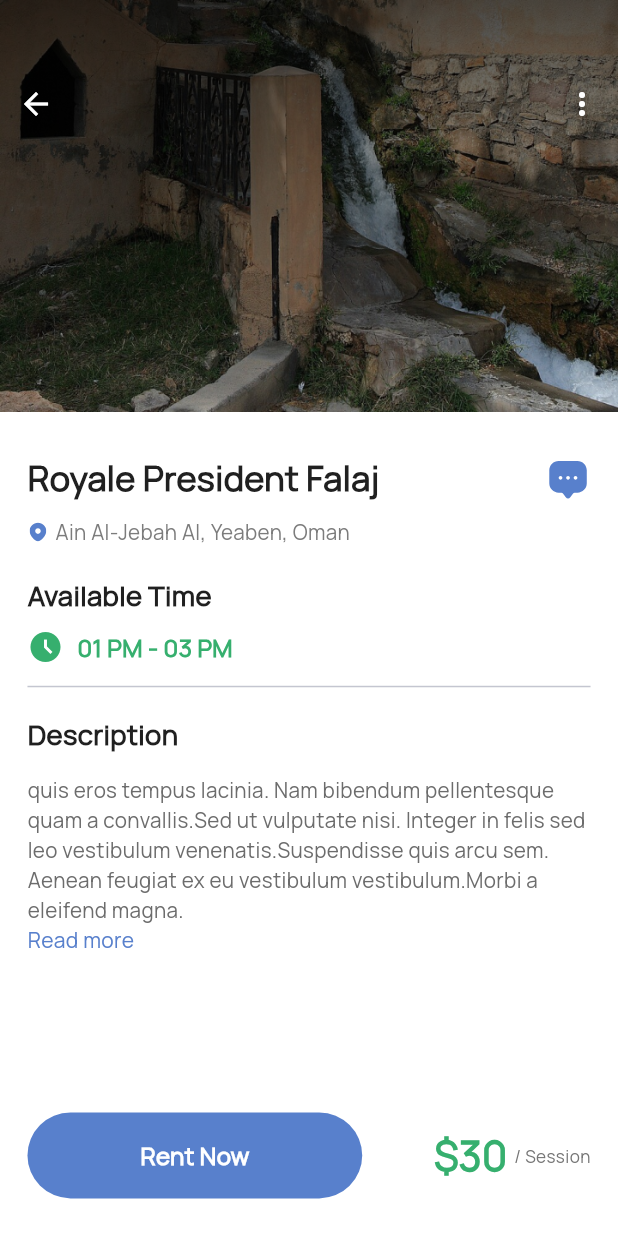
After one commit to Sayeed-Maheen/Falaj-User-App, a Flutter app: the FalajDetailsScreen screen opened directly, on a phone screen of 412 x 824 dp. The commit adds this screen. Run offline on Flutter 3.47's test engine with Material 2 defaults, Android fonts, the phone set to English and light mode, and no system bars; our stand-ins replace dotted_border, dropdown_button2, file_picker, flutter_screenutil, flutter_svg, flutter_switch and 2 more; accounts and stored records are empty.

Commit message:
19.08.23

```diff
--- /dev/null
+++ b/lib/screens/falaj_details_screen.dart
@@ -0,0 +1,226 @@
+import 'package:falaj_user_app/utils/app_colors.dart';
+import 'package:flutter/material.dart';
+import 'package:flutter_screenutil/flutter_screenutil.dart';
+import 'package:flutter_svg/svg.dart';
+
+class FalajDetailsScreen extends StatefulWidget {
+  const FalajDetailsScreen({Key? key}) : super(key: key);
+
+  @override
+  State<FalajDetailsScreen> createState() => _FalajDetailsScreenState();
+}
+
+class _FalajDetailsScreenState extends State<FalajDetailsScreen> {
+  bool showFullText = false;
+  @override
+  Widget build(BuildContext context) {
+    const String initialText =
+        "quis eros tempus lacinia. Nam bibendum pellentesque quam a convallis."
+        "Sed ut vulputate nisi. Integer in felis sed leo vestibulum venenatis."
+        "Suspendisse quis arcu sem. Aenean feugiat ex eu vestibulum vestibulum."
+        "Morbi a eleifend magna.";
+
+    const String remainingText =
+        "Suspendisse quis arcu sem. Aenean feugiat ex eu vestibulum vestibulum. Morbi a eleifend magna.";
+
+    return Scaffold(
+      backgroundColor: AppColors.colorWhiteHighEmp,
+      body: Column(
+        children: [
+          Stack(
+            children: [
+              Image.asset(
+                "assets/images/falaj_details_image.png",
+                height: 230.h,
+                width: double.infinity,
+                fit: BoxFit.fill,
+              ),
+              Positioned(
+                  top: 45,
+                  child: IconButton(
+                    onPressed: () => Navigator.pop(context),
+                    icon: const Icon(
+                      Icons.arrow_back,
+                      color: AppColors.colorWhiteHighEmp,
+                    ),
+                  )),
+              Positioned(
+                top: 45,
+                right: 0,
+                child: IconButton(
+                  onPressed: () {},
+                  icon: const Icon(
+                    Icons.more_vert,
+                    color: AppColors.colorWhiteHighEmp,
+                  ),
+                ),
+              ),
+            ],
+          ),
+          Expanded(
+            child: ListView(
+                padding: REdgeInsets.symmetric(horizontal: 16, vertical: 24),
+                children: [
+                  Row(
+                    mainAxisAlignment: MainAxisAlignment.spaceBetween,
+                    crossAxisAlignment: CrossAxisAlignment.center,
+                    children: [
+                      Text(
+                        "Royale President Falaj",
+                        style: TextStyle(
+                          fontSize: 20.sp,
+                          fontWeight: FontWeight.w800,
+                          color: AppColors.colorBlackHighEmp,
+                        ),
+                      ),
+                      Padding(
+                        padding: REdgeInsets.only(top: 2),
+                        child: InkWell(
+                          onTap: () {},
+                          child: SvgPicture.asset(
+                            "assets/images/message.svg",
+                            height: 30,
+                            width: 30,
+                          ),
+                        ),
+                      ),
+                    ],
+                  ),
+                  SizedBox(height: 8.h),
+                  Row(
+                    children: [
+                      SvgPicture.asset(
+                        "assets/images/location.svg",
+                        height: 13,
+                        width: 14,
+                      ),
+                      SizedBox(width: 4.w),
+                      Text(
+                        "Ain Al-Jebah Al, Yeaben, Oman",
+                        style: TextStyle(
+                          fontSize: 12.sp,
+                          fontWeight: FontWeight.w400,
+                          color: AppColors.colorLocation,
+                        ),
+                      ),
+                    ],
+                  ),
+                  SizedBox(height: 16.h),
+                  Text(
+                    "Available Time",
+                    style: TextStyle(
+                      fontSize: 16.sp,
+                      fontWeight: FontWeight.w700,
+                      color: AppColors.colorBlackHighEmp,
+                    ),
+                  ),
+                  SizedBox(height: 8.h),
+                  Row(
+                    children: [
+                      const Icon(
+                        Icons.access_time_filled,
+                        color: AppColors.colorGreen,
+                        size: 24,
+                      ),
+                      SizedBox(width: 8.w),
+                      Text(
+                        "01 PM - 03 PM",
+                        style: TextStyle(
+                          fontSize: 14.sp,
+                          fontWeight: FontWeight.w600,
+                          color: AppColors.colorGreen,
+                        ),
+                      ),
+                    ],
+                  ),
+                  Padding(
+                    padding: REdgeInsets.only(top: 12, bottom: 16),
+                    child: Divider(height: 1.h),
+                  ),
+                  Text(
+                    "Description",
+                    style: TextStyle(
+                      fontSize: 16.sp,
+                      fontWeight: FontWeight.w700,
+                      color: AppColors.colorBlackHighEmp,
+                    ),
+                  ),
+                  SizedBox(height: 12.h),
+                  Text(
+                    showFullText ? initialText + remainingText : initialText,
+                    style: TextStyle(
+                      fontSize: 12.sp,
+                      fontWeight: FontWeight.w400,
+                      color: AppColors.colorBlackLowerEmp,
+                    ),
+                  ),
+                  GestureDetector(
+                    onTap: () {
+                      setState(() {
+                        showFullText = !showFullText;
+                      });
+                    },
+                    child: Text(
+                      showFullText ? "Read less" : "Read more",
+                      style: const TextStyle(color: AppColors.colorPrimary),
+                    ),
+                  ),
+                ]),
+          )
+        ],
+      ),
+      bottomNavigationBar: Container(
+        height: 90.h,
+        width: double.infinity,
+        padding: REdgeInsets.all(16),
+        color: AppColors.colorWhiteHighEmp,
+        child: Row(
+          mainAxisAlignment: MainAxisAlignment.spaceBetween,
+          children: [
+            InkWell(
+              onTap: () {},
+              child: Container(
+                height: 48.h,
+                width: 195.w,
+                decoration: BoxDecoration(
+                    color: AppColors.colorPrimary,
+                    borderRadius: BorderRadius.circular(100)),
+                child: Center(
+                  child: Text(
+                    "Rent Now",
+                    style: TextStyle(
+                      fontSize: 14.sp,
+                      fontWeight: FontWeight.w800,
+                      color: AppColors.colorWhiteHighEmp,
+                    ),
+                  ),
+                ),
+              ),
+            ),
+            Row(
+              children: [
+                Text(
+                  "\$30",
+                  style: TextStyle(
+                    fontSize: 24.sp,
+                    fontWeight: FontWeight.w700,
+                    color: AppColors.colorGreen,
+                  ),
+                ),
+                SizedBox(width: 4.w),
+                Text(
+                  "/ Session",
+                  style: TextStyle(
+                    fontSize: 10.sp,
+                    fontWeight: FontWeight.w400,
+                    color: AppColors.colorBlackLowEmp,
+                  ),
+                ),
+              ],
+            )
+          ],
+        ),
+      ),
+    );
+  }
+}
--- a/lib/screens/homeScreen.dart
+++ b/lib/screens/homeScreen.dart
@@ -1,3 +1,4 @@
+import 'package:falaj_user_app/screens/falaj_details_screen.dart';
 import 'package:falaj_user_app/utils/app_colors.dart';
 import 'package:flutter/material.dart';
 import 'package:flutter_screenutil/flutter_screenutil.dart';
@@ -100,6 +101,11 @@ class HomeScreen extends StatelessWidget {
                     margin: REdgeInsets.only(left: 16, right: 16, bottom: 12),
                     color: AppColors.colorWhiteHighEmp,
                     elevation: 3,
+                    child: InkWell(
+                      onTap: () {
+                        Navigator.push(context,
+                            MaterialPageRoute(builder: (context) => const FalajDetailsScreen()));
+                      },
                       child: Container(
                           padding:
                               REdgeInsets.symmetric(horizontal: 12, vertical: 8),
@@ -192,6 +198,7 @@ class HomeScreen extends StatelessWidget {
                           )),
                     ),
                   ),
+                ),
               ],
             ),
           ),
--- a/lib/utils/app_colors.dart
+++ b/lib/utils/app_colors.dart
@@ -14,6 +14,7 @@ class AppColors {
   static const colorSecondaryLighter = Color(0xffFFEBCF);
 
   static const colorGrey = Color(0xffEEEEEE);
+  static const colorLocation = Color(0xff7C7C7C);
   static const colorGreyDark = Color(0xff808080);
   static const colorGreyLight = Color(0xffE7E7E7);
   static const colorGreyLighter = Color(0xffEBEBEB);
```
Also changed, not shown: assets/images/falaj_details_image.png (added), assets/images/location.svg (added), assets/images/message.svg (added). Lines whose indentation alone changed are shown as unchanged.
